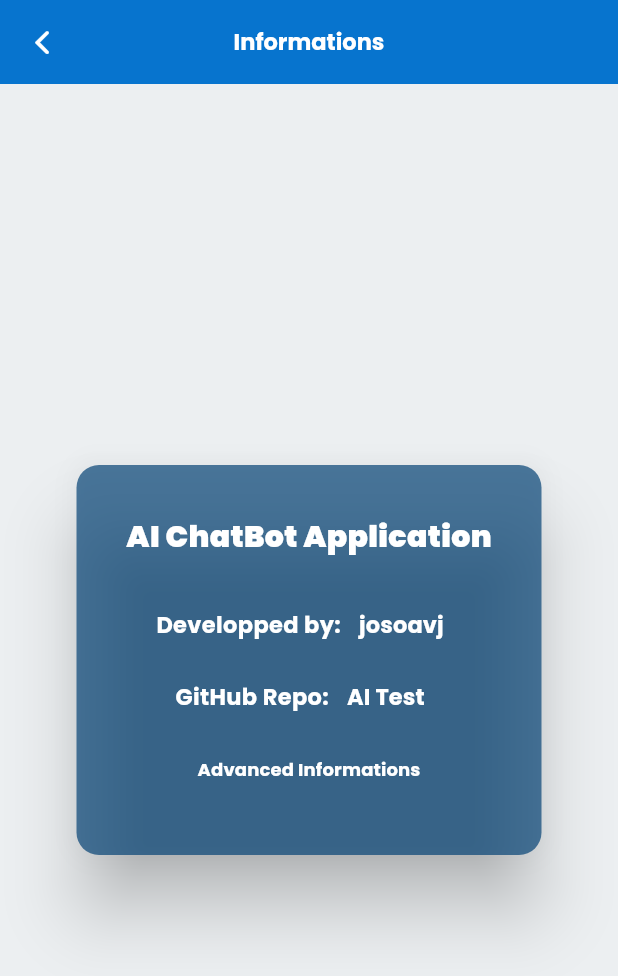
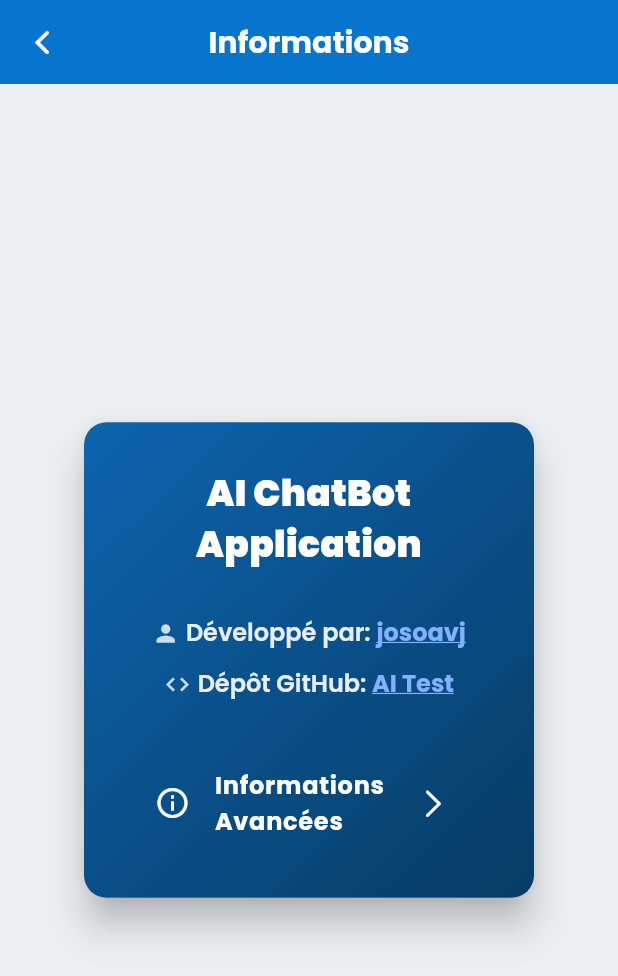
Before and after one commit to josoavj/ai.assistant, a Flutter app: the About screen opened directly, on a phone screen of 412 x 824 dp. Shown: the top 976 px of the screen. Run offline on Flutter 3.47's test engine with Material 3 defaults, Android fonts, the phone set to English and light mode, and no system bars; our stand-ins replace firebase_core, flutter_markdown, google_fonts, google_generative_ai; accounts and stored records are empty.

Commit message:
Update about.dart

```diff
--- a/lib/pages/about.dart
+++ b/lib/pages/about.dart
@@ -1,123 +1,164 @@
 import 'package:flutter/cupertino.dart';
+import 'package:flutter/gestures.dart'; // Import pour TapGestureRecognizer
 import 'package:flutter/material.dart';
 import 'package:google_fonts/google_fonts.dart';
-import 'package:url_launcher/link.dart';
+import 'package:url_launcher/url_launcher.dart'; // Utilisation directe de url_launcher
 
 class About extends StatefulWidget {
   const About({super.key});
-
 
   @override
   State<About> createState() => _AboutState();
 }
 
 class _AboutState extends State<About> {
+  // Fonction pour lancer les URLs
+  Future<void> _launchUrl(String urlString) async {
+    final Uri url = Uri.parse(urlString);
+    if (!await launchUrl(url, mode: LaunchMode.externalApplication)) {
+      throw Exception('Could not launch $url');
+    }
+  }
+
   @override
   Widget build(BuildContext context) {
-    return Scaffold(
-      //floatingActionButton: ,
+    return SafeArea( // Ajout de SafeArea
+      child: Scaffold(
         appBar: AppBar(
           leading: IconButton(
             icon: const Icon(CupertinoIcons.back),
-          onPressed: () => Navigator.pop(context),),
-        title: Text("Informations",
+            onPressed: () => Navigator.pop(context),
+          ),
+          title: Text(
+            "Informations",
             style: GoogleFonts.poppins(
-          fontSize: 15,
-          color: Colors.white,
-          fontWeight: FontWeight.w700,
-        ),),
-        centerTitle: true
+              fontSize: 20, // Taille un peu plus grande
+              fontWeight: FontWeight.bold, // Plus audacieux
             ),
-      body: Center(
+          ),
+          centerTitle: true,
+          elevation: 0, // Pas d'ombre sous l'AppBar si vous voulez un look plus plat
+        ),
+        body: Padding(
+          padding: const EdgeInsets.all(20.0), // Padding général autour du contenu
+          child: Center(
             child: Card(
-          color: const Color.fromARGB(178, 4, 66, 117),
-          elevation: 20,
-          child: Padding(
+              shape: RoundedRectangleBorder(
+                borderRadius: BorderRadius.circular(15.0), // Bords arrondis
+              ),
+              // Utilisation d'un dégradé pour la couleur de la carte
+              child: Container(
+                decoration: BoxDecoration(
+                  borderRadius: BorderRadius.circular(15.0),
+                  gradient: const LinearGradient(
+                    colors: [
+                      Color.fromARGB(255, 12, 100, 175), // Bleu un peu plus clair
+                      Color.fromARGB(255, 7, 60, 100), // Bleu plus foncé
+                    ],
+                    begin: Alignment.topLeft,
+                    end: Alignment.bottomRight,
+                  ),
+                ),
                 padding: const EdgeInsets.all(30),
-            child: SizedBox(
-              width: 250,
-              height: 200,
+                width: 300, // Largeur fixe un peu plus grande
+                constraints: const BoxConstraints(minHeight: 250), // Hauteur minimale
                 child: Column(
                   mainAxisSize: MainAxisSize.min,
                   crossAxisAlignment: CrossAxisAlignment.center,
-                mainAxisAlignment: MainAxisAlignment.center,
                   children: [
                     Text(
                       "AI ChatBot Application",
+                      textAlign: TextAlign.center,
                       style: GoogleFonts.poppins(
-                      fontSize: 20,
+                        fontSize: 24, // Taille plus grande pour le titre
                         color: Colors.white,
                         fontWeight: FontWeight.w900,
                       ),
                     ),
-                  const SizedBox(height: 20,),
+                    const SizedBox(height: 25), // Espacement ajusté
                     // About the developer
-                  Row(
-                    mainAxisAlignment: MainAxisAlignment.center,
+                    Padding(
+                      padding: const EdgeInsets.symmetric(vertical: 5.0),
+                      child: RichText(
+                        textAlign: TextAlign.center,
+                        text: TextSpan(
                           children: [
-                      Text(
-                    "Developped by:",
+                            WidgetSpan(
+                              child: Icon(Icons.person, color: Colors.white.withOpacity(0.8), size: 18),
+                              alignment: PlaceholderAlignment.middle,
+                            ),
+                            const TextSpan(text: ' '), // Pour l'espace entre l'icône et le texte
+                            TextSpan(
+                              text: "Développé par: ",
                               style: GoogleFonts.poppins(
-                      fontSize: 15,
+                                fontSize: 16,
+                                color: Colors.white.withOpacity(0.9),
+                                fontWeight: FontWeight.w600,
+                              ),
+                            ),
+                            TextSpan(
+                              text: "josoavj",
+                              style: GoogleFonts.poppins(
+                                fontSize: 16,
+                                color: Colors.blueAccent[100], // Couleur pour le lien
+                                fontWeight: FontWeight.w700,
+                                decoration: TextDecoration.underline, // Souligner le lien
+                              ),
+                              recognizer: TapGestureRecognizer()
+                                ..onTap = () => _launchUrl('https://github.com/josoavj'),
+                            ),
+                          ],
+                        ),
+                      ),
+                    ),
+                    // The repository
+                    Padding(
+                      padding: const EdgeInsets.symmetric(vertical: 5.0),
+                      child: RichText(
+                        textAlign: TextAlign.center,
+                        text: TextSpan(
+                          children: [
+                            WidgetSpan(
+                              child: Icon(Icons.code, color: Colors.white.withOpacity(0.8), size: 18),
+                              alignment: PlaceholderAlignment.middle,
+                            ),
+                            const TextSpan(text: ' '),
+                            TextSpan(
+                              text: "Dépôt GitHub: ",
+                              style: GoogleFonts.poppins(
+                                fontSize: 16,
+                                color: Colors.white.withOpacity(0.9),
+                                fontWeight: FontWeight.w600,
+                              ),
+                            ),
+                            TextSpan(
+                              text: "AI Test",
+                              style: GoogleFonts.poppins(
+                                fontSize: 16,
+                                color: Colors.blueAccent[100],
+                                fontWeight: FontWeight.w700,
+                                decoration: TextDecoration.underline,
+                              ),
+                              recognizer: TapGestureRecognizer()
+                                ..onTap = () => _launchUrl('https://github.com/josoavj/ai.assistant'),
+                            ),
+                          ],
+                        ),
+                      ),
+                    ),
+                    const SizedBox(height: 30), // Espacement avant le bouton d'infos
+                    ListTile(
+                      leading: const Icon(Icons.info_outline, color: Colors.white),
+                      title: Text(
+                        "Informations Avancées",
+                        style: GoogleFonts.poppins(
+                          fontSize: 16,
                           color: Colors.white,
                           fontWeight: FontWeight.w700,
                         ),
                       ),
-                  Link(
-                      uri: Uri.https('github.com', '/josoavj'),
-                      target: LinkTarget.blank,
-                      builder: (context, followLink) => TextButton(
-                        onPressed: followLink,
-                        child:  AbsorbPointer(
-                          child: Text('josoavj',
-                            style: GoogleFonts.poppins(
-                              fontSize: 15,
-                              color: Colors.white,fontWeight: FontWeight.w700
-                            ),),
-                        ),
-                      ),
-                    ),
-                    ],
-                  ),
-
-                  // The repository
-                  Row(
-                    mainAxisAlignment: MainAxisAlignment.center,
-                    children: [
-                      Text(
-                    "GitHub Repo:",
-                    style: GoogleFonts.poppins(
-                      fontSize: 15,
-                      color: Colors.white,
-                      fontWeight: FontWeight.w700,
-                    ),
-                  ),
-                  Link(
-                      uri: Uri.https('github.com', '/josoavj/ai.assistant'),
-                      target: LinkTarget.blank,
-                      builder: (context, followLink) => TextButton(
-                        onPressed: followLink,
-                        child:  AbsorbPointer(
-                          child: Text('AI Test',
-                            style: GoogleFonts.poppins(
-                              fontSize: 15,
-                              color: Colors.white,fontWeight: FontWeight.w700
-                            ),),
-                        ),
-                      ),
-                    ),
-                    ],
-                  ),
-                  TextButton(
-                    child: Text(
-                        "Advanced Informations",
-                        style: GoogleFonts.poppins(
-                          fontSize: 12,
-                          color: Colors.white,
-                          fontWeight: FontWeight.w700,
-                        ),
-                    ),
-                    onPressed: (){
+                      trailing: const Icon(CupertinoIcons.right_chevron, color: Colors.white),
+                      onTap: () {
                         showAboutDialog(
                           context: context,
                           applicationLegalese: "© 2024 Josoa Vonjiniaina",
@@ -125,25 +166,33 @@ class _AboutState extends State<About> {
                           applicationVersion: "1.0.0",
                           applicationIcon: const FlutterLogo(size: 30),
                           children: [
-                          const SizedBox(height: 20,),
+                            const SizedBox(height: 15),
                             Text(
-                            "This is a simple AI ChatBot application \n developed by Josoa Vonjiniaina.",
-                            style:GoogleFonts.poppins(
-                              fontSize: 9,
-                            )),
+                              "Ceci est une application de ChatBot IA simple développée par Josoa Vonjiniaina.",
+                              style: GoogleFonts.poppins(fontSize: 12),
+                            ),
+                            const SizedBox(height: 8),
                             Text(
-                            "This application is open source and \n can be found on GitHub.",
-                            style: GoogleFonts.poppins(
-                              fontSize: 9),),
+                              "Cette application est open source et peut être trouvée sur GitHub.",
+                              style: GoogleFonts.poppins(fontSize: 12),
+                            ),
+                            const SizedBox(height: 8),
                             Text(
-                            "This application is developed using Flutter and Dart.",
-                            style: GoogleFonts.poppins(
-                              fontSize: 8),),
-                        ]
+                              "Elle est développée avec Flutter et Dart.",
+                              style: GoogleFonts.poppins(fontSize: 12),
+                            ),
+                          ],
                         );
                       },
+                      shape: RoundedRectangleBorder(
+                        borderRadius: BorderRadius.circular(10),
+                        side: BorderSide(color: Colors.white.withOpacity(0.3), width: 1), // Bordure légère
                       ),
-                ],),
+                      tileColor: Colors.white.withOpacity(0.1), // Couleur de fond du ListTile
+                    ),
+                  ],
+                ),
+              ),
             ),
           ),
         ),
```
Lines whose indentation alone changed are shown as unchanged.
